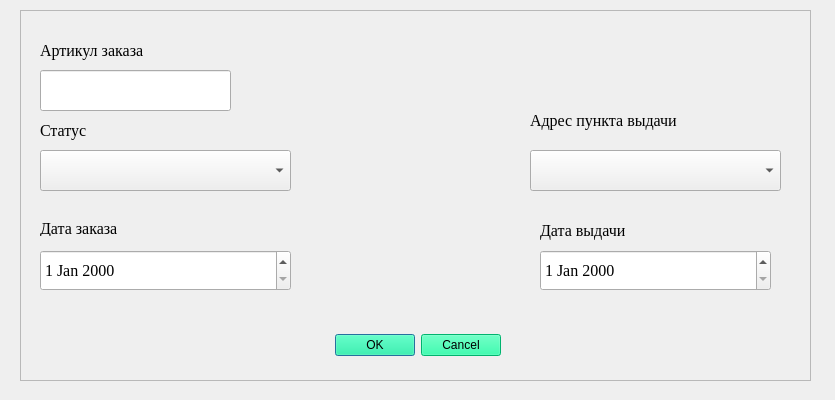
Qt form ui/order_form.ui (anarkulovab/shoes_shop_desktop_python) before a commit.
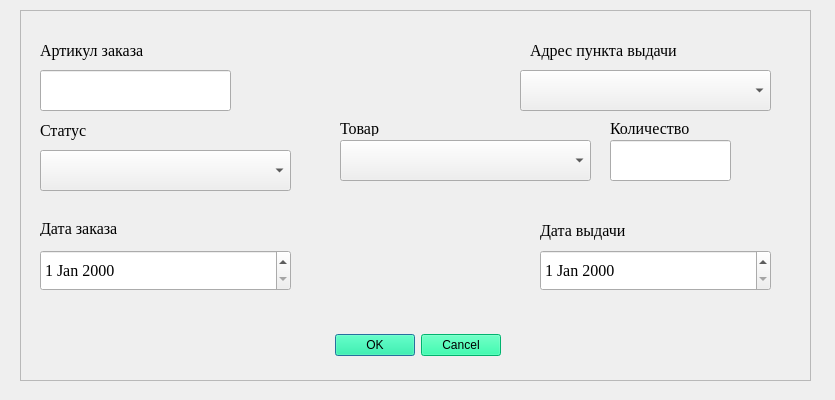
The same form after that commit.

```diff
--- a/ui/order_form.ui
+++ b/ui/order_form.ui
@@ -87,7 +87,7 @@
     <property name="geometry">
      <rect>
       <x>510</x>
-      <y>100</y>
+      <y>30</y>
       <width>201</width>
       <height>21</height>
      </rect>
@@ -145,8 +145,8 @@
    <widget class="QComboBox" name="comboBox_2">
     <property name="geometry">
      <rect>
-      <x>510</x>
-      <y>140</y>
+      <x>500</x>
+      <y>60</y>
       <width>251</width>
       <height>41</height>
      </rect>
@@ -191,6 +191,52 @@
      <set>QDialogButtonBox::Cancel|QDialogButtonBox::Ok</set>
     </property>
    </widget>
+   <widget class="QLabel" name="label_6">
+    <property name="geometry">
+     <rect>
+      <x>320</x>
+      <y>110</y>
+      <width>55</width>
+      <height>16</height>
+     </rect>
+    </property>
+    <property name="text">
+     <string>Товар</string>
+    </property>
+   </widget>
+   <widget class="QComboBox" name="comboBox">
+    <property name="geometry">
+     <rect>
+      <x>320</x>
+      <y>130</y>
+      <width>251</width>
+      <height>41</height>
+     </rect>
+    </property>
+   </widget>
+   <widget class="QLineEdit" name="lineEdit_2">
+    <property name="geometry">
+     <rect>
+      <x>590</x>
+      <y>130</y>
+      <width>121</width>
+      <height>41</height>
+     </rect>
+    </property>
+   </widget>
+   <widget class="QLabel" name="label_7">
+    <property name="geometry">
+     <rect>
+      <x>590</x>
+      <y>110</y>
+      <width>121</width>
+      <height>16</height>
+     </rect>
+    </property>
+    <property name="text">
+     <string>Количество</string>
+    </property>
+   </widget>
   </widget>
  </widget>
  <resources/>
```
